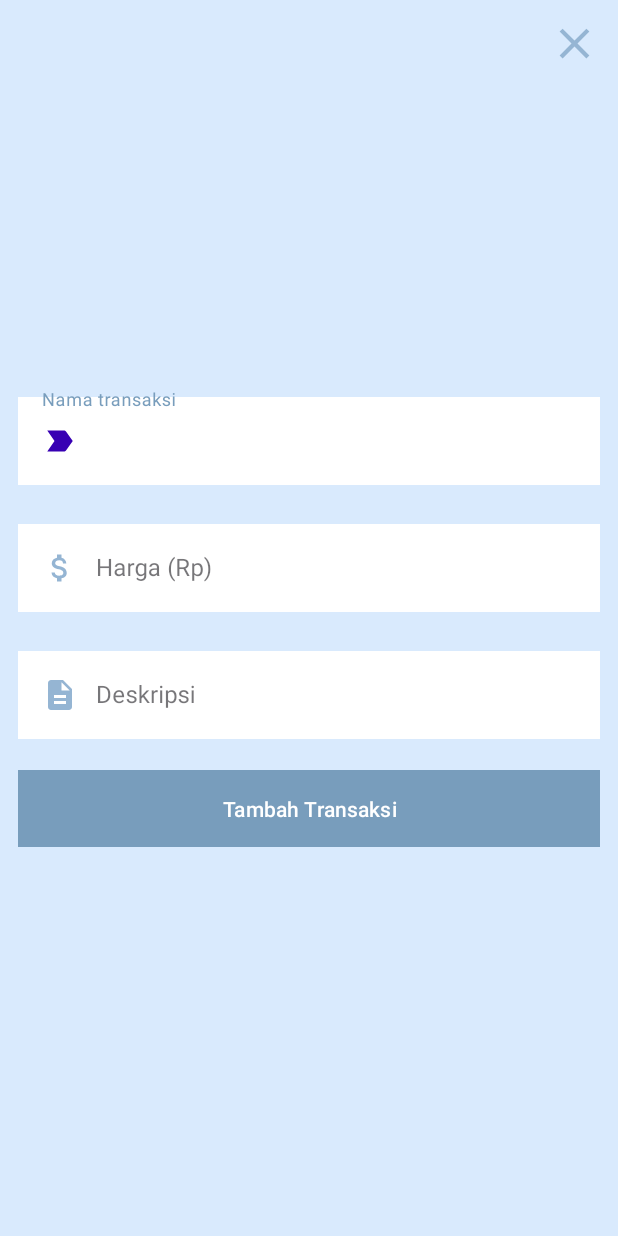
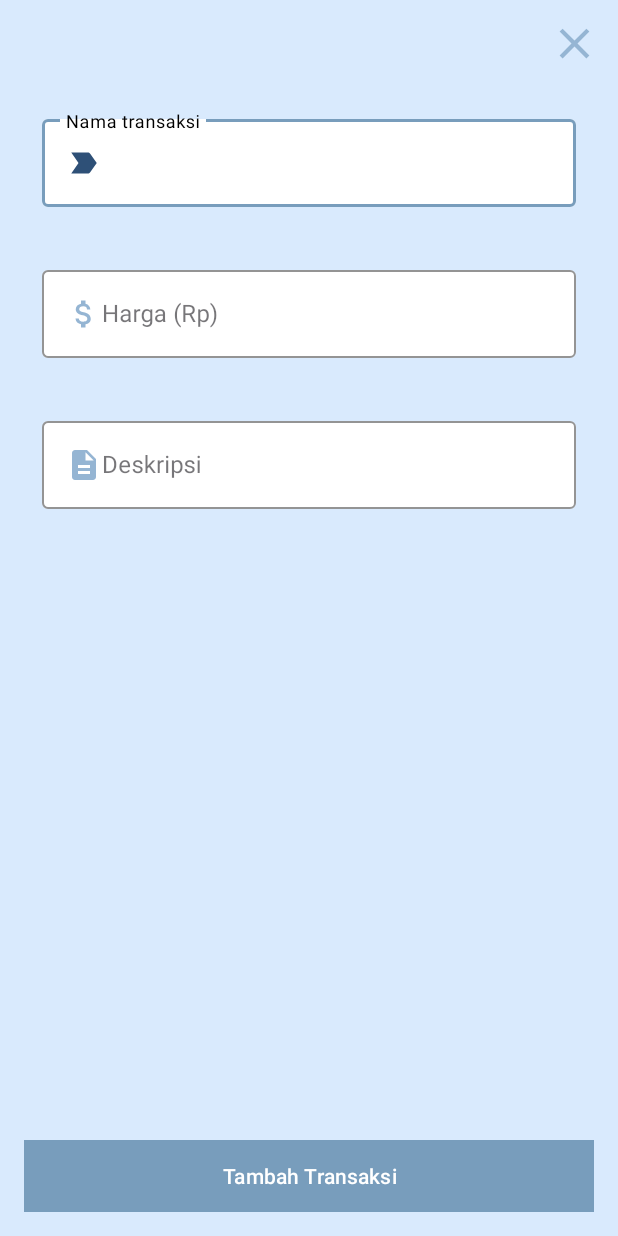
Before and after one commit to Revalinazwa/UAS_PAM_BudgetNotes, an Android app: the screen it shows after launch (AddTransactionActivity), after a tap on an icon or button, on a phone screen of 412 x 824 dp. Run offline under Robolectric (Android 15) with nearby library versions, the phone set to English and light mode, and no system bars; our stand-ins replace Room's generated code.

Commit message:
edit layout transaction

```diff
--- a/app/src/main/java/uas/pam/budgetnotes2/TransactionAdapter.kt
+++ b/app/src/main/java/uas/pam/budgetnotes2/TransactionAdapter.kt
@@ -26,7 +26,7 @@ class TransactionAdapter(private var transaction : List<Transaction>) :
 
         if(transaction.amount >= 0){
             holder.amount.text = "+ Rp%.2f".format(transaction.amount)
-            holder.amount.setTextColor(ContextCompat.getColor(context, R.color.green))
+            holder.amount.setTextColor(ContextCompat.getColor(context, R.color.colorPrimaryDark))
         }else {
             holder.amount.text = "- Rp%.2f".format(Math.abs(transaction.amount))
             holder.amount.setTextColor(ContextCompat.getColor(context, R.color.red))
--- a/app/src/main/res/layout/activity_add_transaction.xml
+++ b/app/src/main/res/layout/activity_add_transaction.xml
@@ -1,11 +1,12 @@
 <?xml version="1.0" encoding="utf-8"?>
-<androidx.constraintlayout.widget.ConstraintLayout xmlns:android="http://schemas.android.com/apk/res/android"
+<androidx.constraintlayout.widget.ConstraintLayout
+    xmlns:android="http://schemas.android.com/apk/res/android"
     xmlns:app="http://schemas.android.com/apk/res-auto"
     xmlns:tools="http://schemas.android.com/tools"
     android:id="@+id/main"
     android:layout_width="match_parent"
     android:layout_height="match_parent"
-    android:background="#D9EAFD"
+    android:background="@color/lightBlue"
     tools:context=".AddTransactionActivity">
 
     <ImageButton
@@ -15,25 +16,36 @@
         android:layout_margin="12dp"
         android:background="@drawable/close_bg"
         app:layout_constraintTop_toTopOf="parent"
-        app:layout_constraintEnd_toEndOf="parent"/>
+        app:layout_constraintEnd_toEndOf="parent" />
+
+    <ScrollView
+        android:layout_width="0dp"
+        android:layout_height="0dp"
+        android:layout_margin="16dp"
+        app:layout_constraintTop_toBottomOf="@id/closeButton"
+        app:layout_constraintStart_toStartOf="parent"
+        app:layout_constraintEnd_toEndOf="parent"
+        app:layout_constraintBottom_toTopOf="@id/addTransaction">
 
         <LinearLayout
             android:layout_width="match_parent"
             android:layout_height="wrap_content"
             android:orientation="vertical"
-        app:layout_constraintBottom_toBottomOf="parent"
-        app:layout_constraintEnd_toEndOf="parent"
-        app:layout_constraintStart_toStartOf="parent"
-        app:layout_constraintTop_toTopOf="parent">
+            android:padding="12dp"
+            android:gravity="center_horizontal">
 
+            <!-- Nama Transaksi -->
             <com.google.android.material.textfield.TextInputLayout
                 android:id="@+id/labelLayout"
                 style="@style/Widget.MaterialComponents.TextInputLayout.OutlinedBox"
                 android:layout_width="match_parent"
                 android:layout_height="wrap_content"
-            android:layout_marginStart="12dp"
-            android:layout_marginEnd="12dp"
+                android:layout_marginBottom="16dp"
                 android:hint="@string/nama_transaksi"
+                app:boxBackgroundMode="outline"
+                app:boxBackgroundColor="@android:color/white"
+                app:hintTextColor="@color/black"
+                app:boxStrokeColor="@color/colorPrimary"
                 app:errorEnabled="true">
 
                 <com.google.android.material.textfield.TextInputEditText
@@ -41,10 +53,8 @@
                     android:layout_width="match_parent"
                     android:layout_height="wrap_content"
                     android:drawableStart="@drawable/label_selector"
-                android:drawablePadding="12dp"
-                android:maxLines="1"
-                android:background="@color/white"
-                android:inputType="text"/>
+                    android:inputType="text"
+                    android:maxLines="1" />
             </com.google.android.material.textfield.TextInputLayout>
 
             <com.google.android.material.textfield.TextInputLayout
@@ -52,9 +62,12 @@
                 style="@style/Widget.MaterialComponents.TextInputLayout.OutlinedBox"
                 android:layout_width="match_parent"
                 android:layout_height="wrap_content"
-            android:layout_marginStart="12dp"
-            android:layout_marginEnd="12dp"
+                android:layout_marginBottom="16dp"
                 android:hint="@string/harga_rp"
+                app:boxBackgroundMode="outline"
+                app:boxBackgroundColor="@android:color/white"
+                app:hintTextColor="@color/black"
+                app:boxStrokeColor="@color/colorPrimary"
                 app:errorEnabled="true">
 
                 <com.google.android.material.textfield.TextInputEditText
@@ -62,10 +75,8 @@
                     android:layout_width="match_parent"
                     android:layout_height="wrap_content"
                     android:drawableStart="@drawable/money_selector"
-                android:drawablePadding="12dp"
-                android:maxLines="1"
-                android:background="@color/white"
-                android:inputType="numberDecimal|numberSigned"/>
+                    android:inputType="numberDecimal|numberSigned"
+                    android:maxLines="1" />
             </com.google.android.material.textfield.TextInputLayout>
 
             <com.google.android.material.textfield.TextInputLayout
@@ -73,9 +84,12 @@
                 style="@style/Widget.MaterialComponents.TextInputLayout.OutlinedBox"
                 android:layout_width="match_parent"
                 android:layout_height="wrap_content"
-            android:layout_marginStart="12dp"
-            android:layout_marginEnd="12dp"
+                android:layout_marginBottom="16dp"
                 android:hint="@string/deskripsi"
+                app:boxBackgroundMode="outline"
+                app:boxBackgroundColor="@android:color/white"
+                app:hintTextColor="@color/black"
+                app:boxStrokeColor="@color/colorPrimary"
                 app:errorEnabled="true">
 
                 <com.google.android.material.textfield.TextInputEditText
@@ -83,21 +97,21 @@
                     android:layout_width="match_parent"
                     android:layout_height="wrap_content"
                     android:drawableStart="@drawable/description_selector"
-                android:drawablePadding="12dp"
-                android:maxLines="1"
-                android:background="@color/white"
-                android:inputType="text"/>
+                    android:inputType="text"
+                    android:maxLines="1" />
             </com.google.android.material.textfield.TextInputLayout>
+        </LinearLayout>
+    </ScrollView>
 
     <Button
         android:id="@+id/addTransaction"
-            android:layout_width="match_parent"
+        android:layout_width="0dp"
         android:layout_height="wrap_content"
         android:text="@string/tambah_transaksi"
-            android:layout_marginStart="12dp"
-            android:layout_marginEnd="12dp"
-            android:padding="12dp"
+        android:layout_margin="16dp"
         android:background="@color/colorPrimary"
-            android:textColor="@android:color/white"/>
-    </LinearLayout>
+        android:textColor="@android:color/white"
+        app:layout_constraintStart_toStartOf="parent"
+        app:layout_constraintEnd_toEndOf="parent"
+        app:layout_constraintBottom_toBottomOf="parent" />
 </androidx.constraintlayout.widget.ConstraintLayout>
--- a/app/src/main/res/layout/transaction_layout.xml
+++ b/app/src/main/res/layout/transaction_layout.xml
@@ -12,14 +12,14 @@
         android:layout_width="wrap_content"
         android:layout_height="wrap_content"
         android:text="@string/pepaya"
-        android:textSize="20sp"
+        android:textSize="18sp"
         android:layout_marginStart="6dp"
         android:layout_weight="1"/>
     <TextView
         android:id="@+id/amount"
         android:layout_width="wrap_content"
         android:layout_height="wrap_content"
-        android:textSize="20sp"
+        android:textSize="18sp"
         android:layout_marginEnd="12dp"
         android:text="@string/rp3000"/>
 </LinearLayout>
--- a/app/src/main/res/values/colors.xml
+++ b/app/src/main/res/values/colors.xml
@@ -3,10 +3,11 @@
     <color name="black">#FF000000</color>
     <color name="white">#FFFFFFFF</color>
     <color name="colorPrimary">#789DBC</color>
-    <color name="colorPrimaryDark">#3700B3</color>
+    <color name="colorPrimaryDark">#2E5077</color>
     <color name="colorAccent">#03DAC5</color>
     <color name="textMain">#292929</color>
     <color name="green">#43A047</color>
-    <color name="red">#E53935</color>
+    <color name="red">#8D0B41</color>
     <color name="blue">#95B5D3FF</color>
+    <color name="lightBlue">#D9EAFD</color>
 </resources>
--- a/app/src/main/res/values/strings.xml
+++ b/app/src/main/res/values/strings.xml
@@ -4,9 +4,9 @@
     <string name="sisa_saldo">Sisa Saldo</string>
     <string name="rp50000">Rp50000</string>
     <string name="rp60000">Rp60000</string>
-    <string name="pemasukan">Pemasukan</string>
-    <string name="pengeluaran">Pengeluaran</string>
-    <string name="transaksi">Transaksi</string>
+    <string name="pemasukan">Total Pemasukan</string>
+    <string name="pengeluaran">Total Pengeluaran</string>
+    <string name="transaksi">Daftar Transaksi</string>
     <string name="nama_transaksi">Nama transaksi</string>
     <string name="harga_rp">Harga (Rp)</string>
     <string name="deskripsi">Deskripsi</string>
```
Also changed, not shown: app/src/main/res/layout/activity_detailed.xml (+4 -6 lines), app/src/main/res/layout/activity_main.xml (+7 -9 lines). Lines whose indentation alone changed are shown as unchanged.
